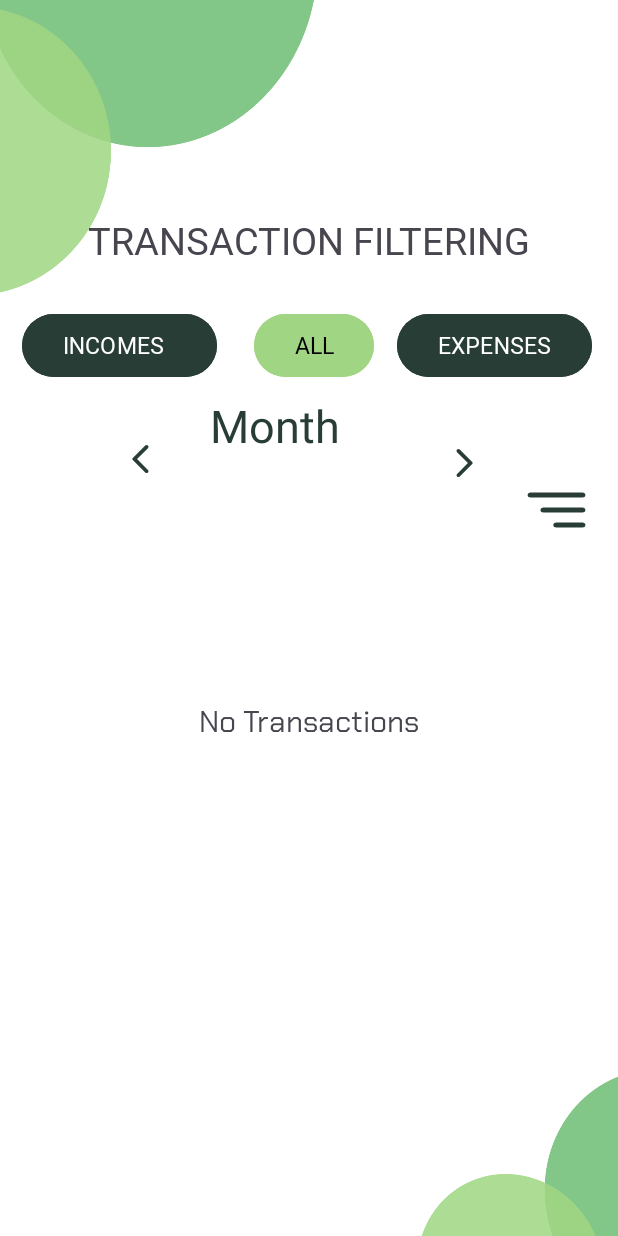
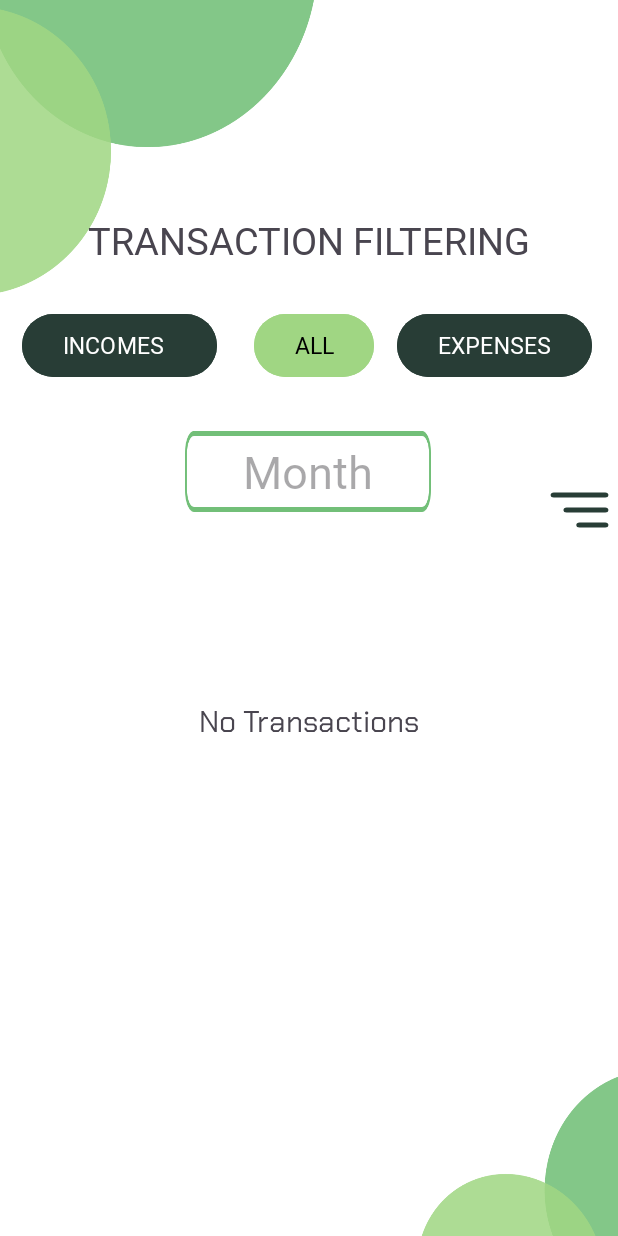
Before and after one commit to ST10085670/BuggyBank, an Android app: the fragment TransactionRecords shown on its own in the app's theme, on a phone screen of 412 x 824 dp. Run offline under Robolectric (Android 15) with nearby library versions, the phone set to English and light mode, and no system bars; our stand-ins replace Firebase (no records; nobody signed in at launch, a user with empty details on screens opened directly).

Commit message:
Small layout changes corrected

```diff
--- a/app/src/main/java/vcmsa/projects/buggybank/MenuBar.kt
+++ b/app/src/main/java/vcmsa/projects/buggybank/MenuBar.kt
@@ -1,5 +1,6 @@
 package vcmsa.projects.buggybank
 
+import SetBudgetFragment
 import android.content.Intent
 import android.graphics.Paint
 import android.graphics.pdf.PdfDocument
--- a/app/src/main/res/layout/activity_sign_up.xml
+++ b/app/src/main/res/layout/activity_sign_up.xml
@@ -157,10 +157,10 @@
         android:paddingStart="10sp"
         app:layout_constraintBottom_toBottomOf="parent"
         app:layout_constraintEnd_toEndOf="parent"
-        app:layout_constraintHorizontal_bias="0.629"
+        app:layout_constraintHorizontal_bias="0.64"
         app:layout_constraintStart_toStartOf="parent"
         app:layout_constraintTop_toTopOf="parent"
-        app:layout_constraintVertical_bias="0.499"
+        app:layout_constraintVertical_bias="0.515"
         tools:ignore="RtlSymmetry,TextFields" />
 
     <ImageView
--- a/app/src/main/res/layout/fragment_set_budget.xml
+++ b/app/src/main/res/layout/fragment_set_budget.xml
@@ -44,6 +44,7 @@
         android:layout_marginBottom="8dp"
         android:hint="Enter max value"
         android:inputType="number"
+        android:background="@drawable/vector_textbox"
         app:layout_constraintBottom_toTopOf="@+id/seekBarMin"
         app:layout_constraintEnd_toStartOf="@+id/btnSetMax"
         app:layout_constraintHorizontal_bias="0.8"
--- a/app/src/main/res/layout/fragment_transaction_records.xml
+++ b/app/src/main/res/layout/fragment_transaction_records.xml
@@ -21,24 +21,25 @@
 
             app:layout_constraintBottom_toBottomOf="parent"
             app:layout_constraintEnd_toEndOf="parent"
-            app:layout_constraintHorizontal_bias="0.354"
-            app:layout_constraintStart_toEndOf="@+id/btnNextMonth"
             app:layout_constraintTop_toTopOf="parent"
             app:layout_constraintVertical_bias="0.408" />
 
         <TextView
             android:id="@+id/txtTimePeriod"
-            android:layout_width="132dp"
-            android:layout_height="56dp"
+            android:layout_width="164dp"
+            android:layout_height="54dp"
+            android:background="@drawable/vector_textbox"
             android:clickable="true"
-            android:text="Month"
-            android:textColor="#283D36"
+            android:fontFamily="@font/chakra_petch_bold"
+            android:gravity="center"
+            android:hint="Month"
             android:textSize="30sp"
             app:layout_constraintBottom_toBottomOf="parent"
             app:layout_constraintEnd_toEndOf="parent"
+            app:layout_constraintHorizontal_bias="0.497"
             app:layout_constraintStart_toStartOf="parent"
             app:layout_constraintTop_toTopOf="parent"
-            app:layout_constraintVertical_bias="0.343" />
+            app:layout_constraintVertical_bias="0.373" />
 
         <Button
             android:id="@+id/btnExpenses"
@@ -118,34 +119,6 @@
             app:layout_constraintStart_toStartOf="parent"
             app:layout_constraintTop_toTopOf="@+id/rvTransactions" />
 
-        <ImageButton
-            android:id="@+id/btnNextMonth"
-            android:layout_width="55dp"
-            android:layout_height="54dp"
-            android:layout_marginStart="12dp"
-            android:layout_marginEnd="80dp"
-            android:layout_marginBottom="56dp"
-            android:background="@android:color/transparent"
-            android:scaleX="-1"
-            android:contentDescription="next month"
-            android:src="@drawable/next_month"
-            app:layout_constraintBottom_toTopOf="@+id/rvTransactions"
-            app:layout_constraintEnd_toEndOf="parent"
-            app:layout_constraintHorizontal_bias="0.285"
-            app:layout_constraintStart_toEndOf="@+id/txtTimePeriod" />
-
-        <ImageButton
-            android:id="@+id/btnPreviousMonth"
-            android:layout_width="60dp"
-            android:layout_height="51dp"
-            android:layout_marginEnd="16dp"
-            android:contentDescription="next_month"
-            android:layout_marginBottom="60dp"
-            android:background="@android:color/transparent"
-            android:src="@drawable/next_month"
-            app:layout_constraintBottom_toTopOf="@+id/rvTransactions"
-            app:layout_constraintEnd_toStartOf="@+id/txtTimePeriod" />
-
         <TextView
             android:id="@+id/tvTransactionsFiltering"
             android:layout_width="wrap_content"
--- a/app/src/main/res/values/styles.xml
+++ b/app/src/main/res/values/styles.xml
@@ -8,5 +8,4 @@
         <item name="android:background">@drawable/bg_category_chip</item>
         <item name="android:textColor">@android:color/white</item>
     </style>
-
 </resources>
```
Also changed, not shown: app/src/main/java/vcmsa/projects/buggybank/SetBudgetFragment.kt (+43 -38 lines), app/src/main/res/layout/fragment_report.xml (+34 -36 lines).
